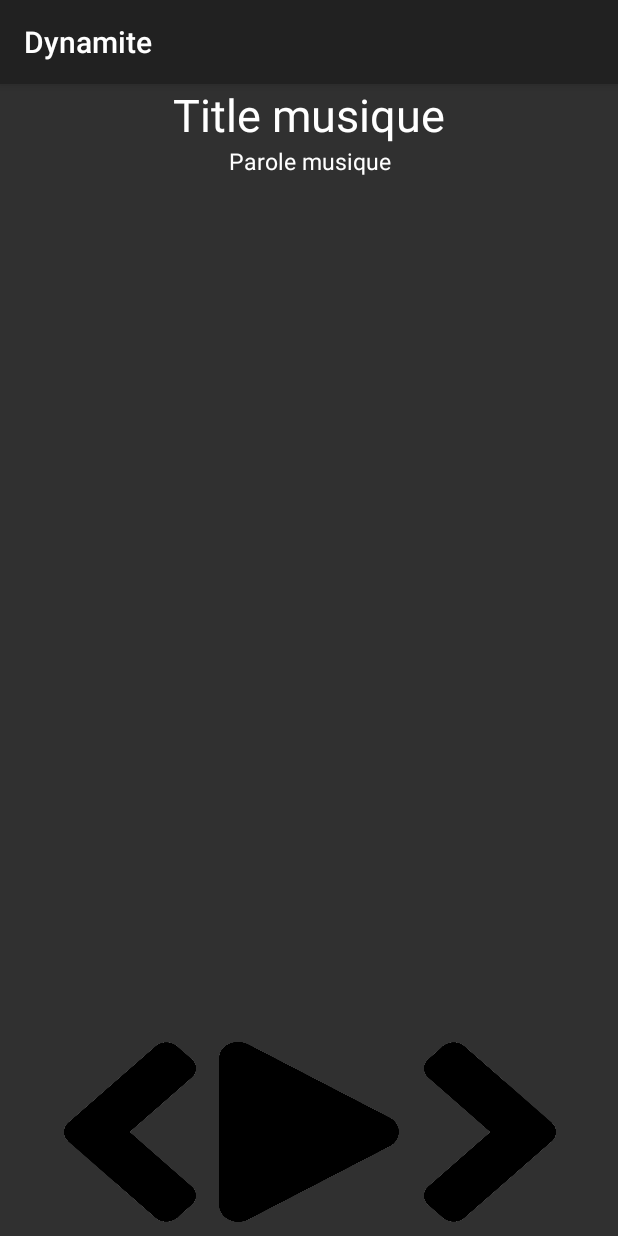
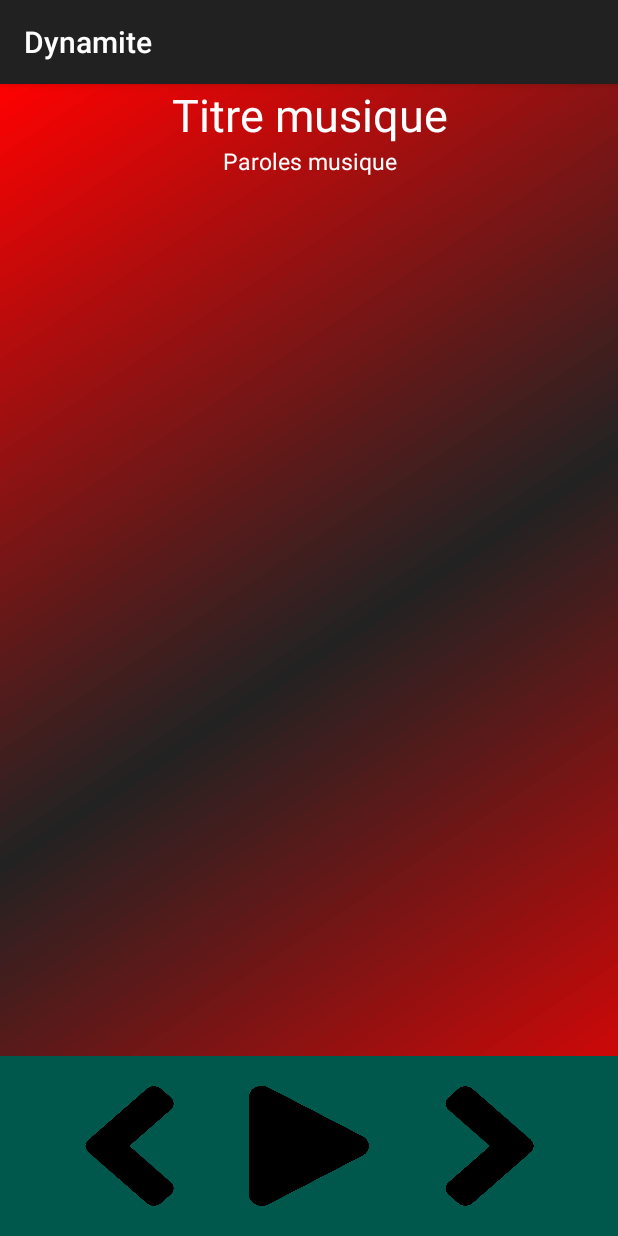
Before and after one commit to BastienCarcat/B2_ApplicationMobile, an Android app: the screen it shows after launch (MainActivity), on a phone screen of 412 x 824 dp. Run offline under Robolectric (Android 15) with nearby library versions, the light colour scheme and no system bars; libraries missing offline, so code that uses them is left out: com.spotify.android, com.spotify.protocol, org.jmusixmatch, org.jmusixmatch.entity; 2 statements that could not run were skipped.

Commit message:
new design

```diff
--- a/app/src/main/java/com/example/dynamite/MainActivity.kt
+++ b/app/src/main/java/com/example/dynamite/MainActivity.kt
@@ -1,5 +1,7 @@
 package com.example.dynamite;
 
+import android.annotation.SuppressLint
+import android.graphics.PorterDuff
 import android.os.Bundle;
 import androidx.appcompat.app.AppCompatActivity
 import android.util.Log;
@@ -15,6 +17,8 @@ import androidx.core.app.ComponentActivity
 import androidx.core.app.ComponentActivity.ExtraData
 import androidx.core.content.ContextCompat.getSystemService
 import android.icu.lang.UCharacter.GraphemeClusterBreak.T
+import android.view.MotionEvent
+import android.view.View
 import org.jmusixmatch.MusixMatchException
 import java.lang.Exception
 
@@ -50,6 +54,7 @@ class MainActivity : AppCompatActivity() {
         })
     }
 
+    @SuppressLint("SetTextI18n")
     private fun connected() {
         val musixMatch = MusixMatch(apiKey)
         spotifyAppRemote?.let {
--- a/app/src/main/res/layout/activity_main.xml
+++ b/app/src/main/res/layout/activity_main.xml
@@ -1,6 +1,6 @@
 <?xml version="1.0" encoding="utf-8"?>
-<androidx.coordinatorlayout.widget.CoordinatorLayout xmlns:android="http://schemas.android.com/apk/res/android"
-    xmlns:app="http://schemas.android.com/apk/res-auto"
+<androidx.coordinatorlayout.widget.CoordinatorLayout
+    xmlns:android="http://schemas.android.com/apk/res/android"
     xmlns:tools="http://schemas.android.com/tools"
     android:layout_width="match_parent"
     android:layout_height="match_parent"
@@ -8,51 +8,10 @@
     android:visibility="visible"
     tools:context=".MainActivity">
 
-    <!-- <com.google.android.flexbox.FlexboxLayout
-        android:layout_width="match_parent"
-        android:layout_height="800dp"
-        app:layout_anchor="@+id/flexboxLayout"
-        android:orientation="horizontal"
-        app:alignItems="center"
-        app:justifyContent="center">
-        <TextView
-            android:id="@+id/infos"
-            android:layout_width="match_parent"
-            android:layout_height="40dp"
-            android:text="TextView"
-            android:textAlignment="center" />
-        <TextView
-            android:id="@+id/lyricsDisplay"
-            android:layout_width="match_parent"
-            android:layout_height="227dp"
-            android:text="TextView"
-            android:textAlignment="center" />
-
-    <com.google.android.flexbox.FlexboxLayout
-        android:layout_width="match_parent"
-        android:layout_height="match_parent"
-        android:orientation="horizontal"
-        app:alignItems="center"
-        app:justifyContent="center">
-
-
-
-    </com.google.android.flexbox.FlexboxLayout>
-
-    <com.google.android.flexbox.FlexboxLayout
-        android:id="@+id/flexboxLayout"
-        android:layout_width="fill_parent"
-        android:layout_height="200dp"
-        android:background="#a6e236"
-        android:orientation="horizontal"
-        app:flexDirection="column_reverse"
-        app:justifyContent="center">
-
-    </com.google.android.flexbox.FlexboxLayout>-->
-
     <LinearLayout
         android:layout_width="match_parent"
         android:layout_height="match_parent"
+        android:background="@drawable/red_background"
         android:gravity="start"
         android:orientation="vertical">
 
@@ -60,16 +19,17 @@
             android:id="@+id/infos"
             android:layout_width="match_parent"
             android:layout_height="wrap_content"
-            android:text="Title musique"
+            android:text="Titre musique"
             android:textAlignment="center"
             android:textAppearance="@style/TextAppearance.AppCompat.Large"
-            android:textSize="30dp" />
+            android:textSize="30dp"
+            tools:ignore="HardcodedText" />
 
         <TextView
             android:id="@+id/lyricsDisplay"
             android:layout_width="match_parent"
             android:layout_height="551dp"
-            android:text="Parole musique"
+            android:text="Paroles musique"
             android:textAlignment="center"
             android:textAppearance="@style/TextAppearance.AppCompat.Large"
             android:textSize="15dp" />
@@ -83,34 +43,35 @@
 
         <LinearLayout
             android:layout_width="match_parent"
-            android:layout_height="129dp"
+            android:background="@color/colorPrimaryDark"
+            android:layout_height="wrap_content"
             android:gravity="center_horizontal"
             android:orientation="horizontal"
             android:textAlignment="center">
 
             <Button
                 android:id="@+id/backButton"
-                android:layout_width="120dp"
-                android:layout_height="120dp"
+                android:layout_width="80dp"
+                android:layout_height="80dp"
                 android:background="@drawable/previous"
-                android:textAlignment="center"
-                android:textSize="100dp" />
+                android:foreground="?android:attr/selectableItemBackground"
+                android:layout_margin="20dp"/>
 
             <Button
                 android:id="@+id/startButton"
-                android:layout_width="120dp"
-                android:layout_height="120dp"
+                android:layout_width="80dp"
+                android:layout_height="80dp"
                 android:background="@drawable/play"
-                android:textAlignment="center"
-                android:textSize="100dp" />
+                android:foreground="?android:attr/selectableItemBackground"
+                android:layout_margin="20dp"/>
 
             <Button
                 android:id="@+id/nextButton"
-                android:layout_width="120dp"
-                android:layout_height="120dp"
+                android:layout_width="80dp"
+                android:layout_height="80dp"
                 android:background="@drawable/next"
-                android:textAlignment="center"
-                android:textSize="100dp" />
+                android:foreground="?android:attr/selectableItemBackground"
+                android:layout_margin="20dp"/>
         </LinearLayout>
 
     </LinearLayout>
```
Also changed, not shown: app/src/main/res/drawable/red_background.png (added), 14 other files.
